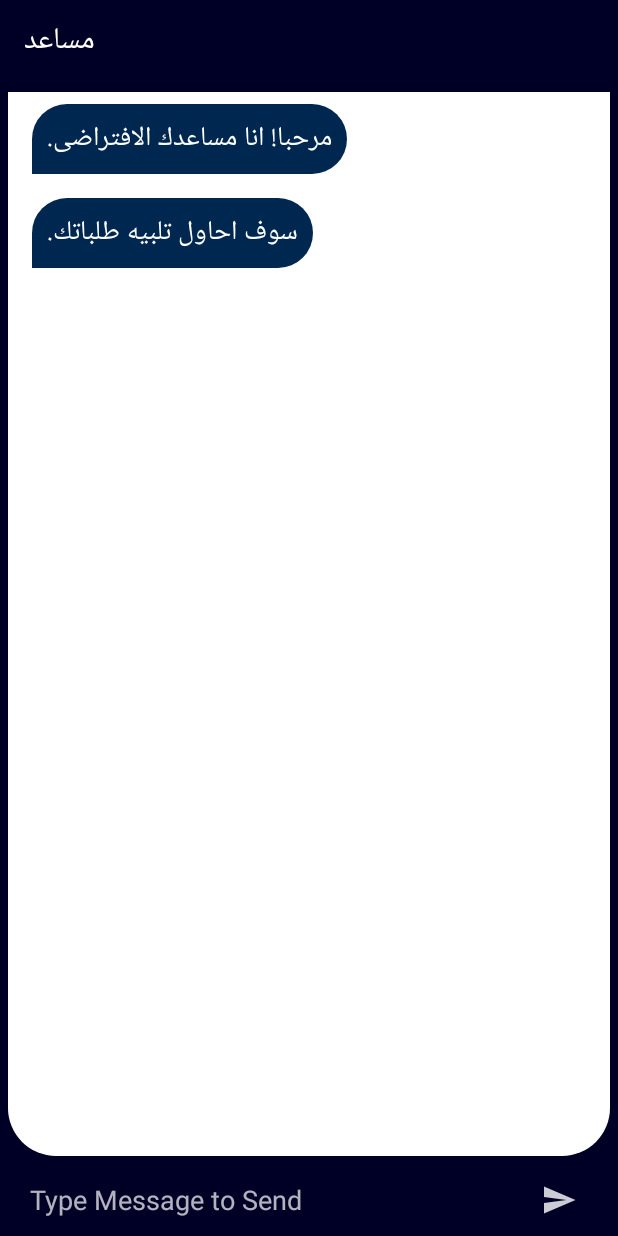
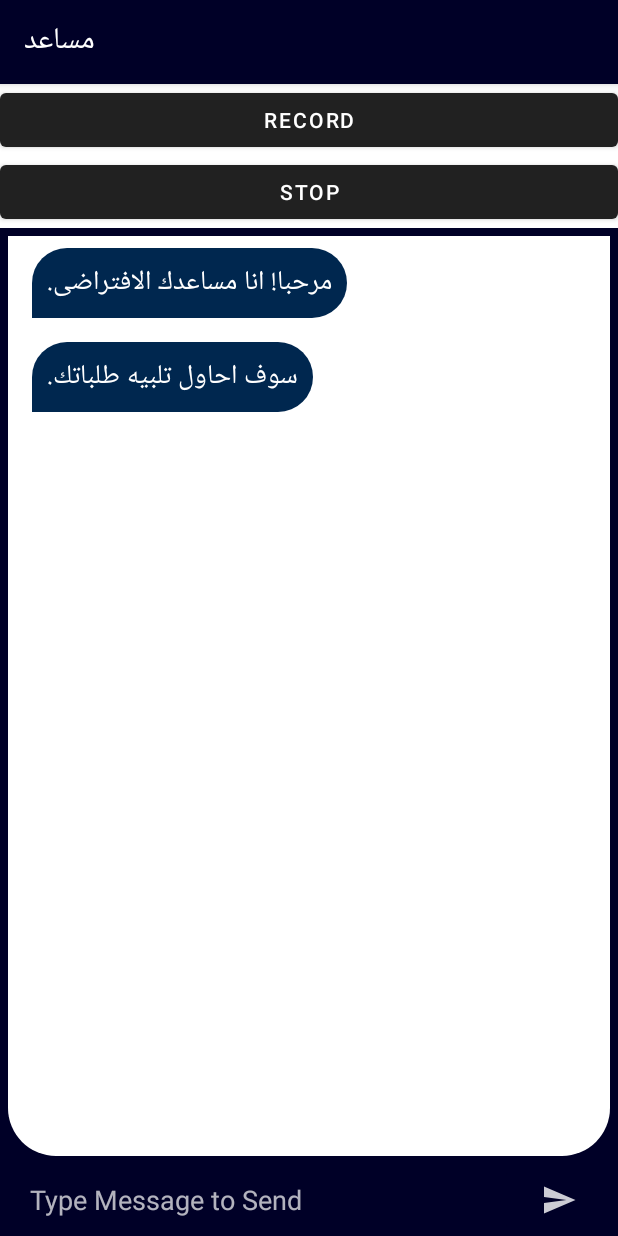
Before and after one commit to AbdelRahmanRefaat/Shams-Virtual-Assistant, an Android app: the screen it shows after launch (MainActivity), on a phone screen of 412 x 824 dp. Run offline under Robolectric (Android 15) with nearby library versions, the phone set to English and light mode, and no system bars.

```diff
--- a/app/src/main/java/com/example/marcello/dummypackage/ApiInterface.java
+++ b/app/src/main/java/com/example/marcello/api/ApiInterface.java
@@ -1,7 +1,11 @@
-package com.example.marcello.dummypackage;
+package com.example.marcello.api;
+
+import java.util.HashMap;
 
 import retrofit2.Call;
+import retrofit2.http.Body;
 import retrofit2.http.GET;
+import retrofit2.http.POST;
 
 public interface ApiInterface {
     @GET("create_calendar")
@@ -24,4 +28,13 @@ public interface ApiInterface {
 
     @GET("make_call")
     public Call<Command> makeCall();
+
+    @GET("web_search")
+    public Call<Command> webSearch();
+
+    @POST("upload/audio")
+    public Call<Command> uploadAudio(@Body HashMap<Object, Object> audio);
+
+    @POST("upload/text")
+    Call<Command> uploadText(@Body HashMap<Object, Object> text);
 }
--- a/app/src/main/java/com/example/marcello/providers/CalendarManager.java
+++ b/app/src/main/java/com/example/marcello/providers/CalendarManager.java
@@ -14,7 +14,7 @@ import android.widget.Toast;
 
 import androidx.annotation.RequiresApi;
 
-import com.example.marcello.dummypackage.Command;
+import com.example.marcello.api.Command;
 
 import java.text.ParseException;
 import java.text.SimpleDateFormat;
--- /dev/null
+++ b/app/src/main/java/com/example/marcello/providers/WebSearchManager.java
@@ -0,0 +1,33 @@
+package com.example.marcello.providers;
+
+import android.app.SearchManager;
+import android.content.Context;
+import android.content.Intent;
+import android.os.Handler;
+import android.os.Looper;
+
+import com.example.marcello.api.Command;
+
+public class WebSearchManager {
+
+    private static WebSearchManager instance = new WebSearchManager();
+    private WebSearchManager(){}
+
+    public static synchronized WebSearchManager getInstance() {
+        return instance;
+    }
+    public String doSearch(Context context, Command command){
+        Command.Data data = command.getData();
+        Intent webSearchIntent = new Intent(Intent.ACTION_WEB_SEARCH);
+        webSearchIntent.putExtra(SearchManager.QUERY, data.getWebSearchQuery());
+        webSearchIntent.setFlags(Intent.FLAG_ACTIVITY_NEW_TASK);
+        final android.os.Handler handler = new Handler(Looper.getMainLooper());
+        handler.postDelayed(new Runnable() {
+            @Override
+            public void run() {
+                context.startActivity(webSearchIntent);
+            }
+        }, 1000);
+        return "هذه النتائج التى وجدتها.";
+    }
+}
--- a/app/src/main/res/layout/activity_main.xml
+++ b/app/src/main/res/layout/activity_main.xml
@@ -7,11 +7,25 @@ android:layout_height="match_parent"
 android:backgroundTint="#6E6C6C"
 android:orientation="vertical"
 android:theme="@style/Theme.AppCompat.NoActionBar"
-app:layout_behavior="@string/appbar_scrolling_view_behavior"
 >
 
 
-<RelativeLayout
+<Button
+    android:id="@+id/record"
+    android:layout_width="match_parent"
+    android:layout_height="wrap_content"
+    android:text="Record"
+    android:textColor="@color/white"
+
+    />
+    <Button
+        android:id="@+id/stop"
+        android:layout_width="match_parent"
+        android:layout_height="wrap_content"
+        android:text="stop"
+        android:textColor="@color/white"
+        />
+    <RelativeLayout
     android:layout_width="match_parent"
     android:layout_height="match_parent"
     android:background="#FFFFFF"
--- a/settings.gradle
+++ b/settings.gradle
@@ -10,6 +10,10 @@ dependencyResolutionManagement {
     repositories {
         google()
         mavenCentral()
+        maven { url "https://jitpack.io" }
+
+
+
     }
 }
 rootProject.name = "My Application"
```
Also changed, not shown: app/build.gradle (+8 -0 lines), app/src/main/AndroidManifest.xml (+7 -2 lines), app/src/main/java/com/example/marcello/activities/main/MainActivity.java (+102 -58 lines), app/src/main/java/com/example/marcello/api/Command.java (renamed from app/src/main/java/com/example/marcello/dummypackage/Command.java, +15 -1 lines), app/src/main/java/com/example/marcello/api/RetrofitClient.java (added, +28 -0 lines), app/src/main/java/com/example/marcello/core/BotManager.java (+9 -45 lines), app/src/main/java/com/example/marcello/core/RecordingManager.java (added, +39 -0 lines), app/src/main/java/com/example/marcello/models/MessageType.java (added, +14 -0 lines), app/src/main/java/com/example/marcello/models/QueryResult.java (added, +15 -0 lines), app/src/main/java/com/example/marcello/providers/ContactManager.java (+33 -5 lines), gradle.properties (line endings or trailing spaces).
